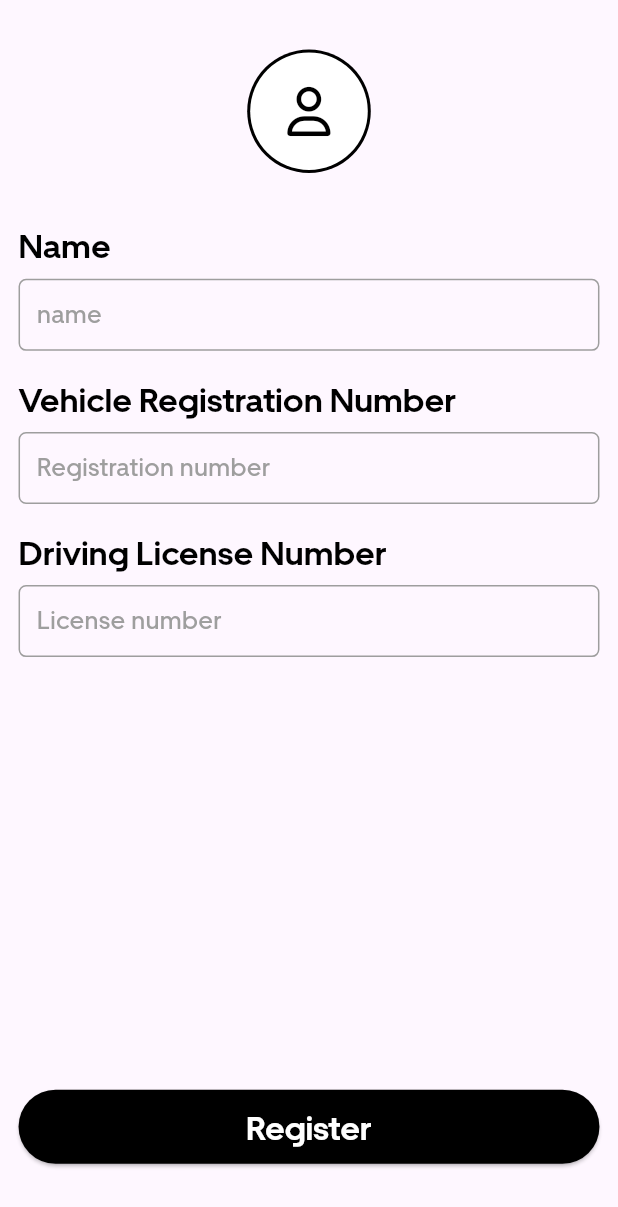
After one commit to DaylenMcCarron/quicknoms-driver, a Flutter app: the DriverRegistrationScreen screen opened directly, on a phone screen of 412 x 824 dp. The commit adds this screen. Shown: the top 1207 px of the screen. Run offline on Flutter 3.47's test engine with Material 3 defaults, Android fonts, the phone set to English and light mode, and no system bars; our stand-ins replace cloud_firestore, country_picker, firebase_auth, firebase_core, firebase_database, firebase_storage and 10 more; missing offline and left inert: flutter_swipe_button; accounts and stored records are empty; network calls fail.

Commit message:
add: registration

```diff
--- /dev/null
+++ b/lib/controller/provider/profileProvider/profileProvider.dart
@@ -0,0 +1,33 @@
+import 'dart:developer';
+import 'dart:io';
+
+import 'package:flutter/material.dart';
+import 'package:quicknomsdriver/controller/services/imageServices/imageServices.dart';
+import 'package:quicknomsdriver/model/driverModel/driverModel.dart';
+
+class ProfileProvider extends ChangeNotifier {
+  DeliveryPartnerModel? deliveryGuyProfile;
+  File? profileImage;
+  String? profileImageURL;
+  pickImageFromGallery(BuildContext context) async {
+    profileImage = await ImageServices.pickSingleImage(context: context);
+    notifyListeners();
+  }
+
+  uploadImageAndGetImageURL(BuildContext context) async {
+    List<String> url = await ImageServices.uploadImagesToFirebaseStorageNGetURL(
+      images: [profileImage!],
+      context: context,
+    );
+    if (url.isNotEmpty) {
+      profileImageURL = url[0];
+      log(profileImageURL!);
+    }
+    notifyListeners();
+  }
+
+  // getDeliveryGuyProfile() async {
+  //   deliveryGuyProfile = await ProfileServices.getDeliveryPartnerProfileData();
+  //   notifyListeners();
+  // }
+}
--- /dev/null
+++ b/lib/model/driverModel/driverModel.dart
@@ -0,0 +1,76 @@
+import 'dart:convert';
+
+// ignore_for_file: public_member_api_docs, sort_constructors_first
+class DeliveryPartnerModel {
+  String? name;
+  String? profilePicUrl;
+  String? mobileNumber;
+  String? driverID;
+  String? vehicleRegistrationNumber;
+  String? drivingLicenseNumber;
+  DateTime? registeredDateTime;
+  String? activeDeliveryRequestID;
+  String? driverStatus;
+  String? cloudMessagingToken;
+  DeliveryPartnerModel({
+    this.name,
+    this.profilePicUrl,
+    this.mobileNumber,
+    this.driverID,
+    this.vehicleRegistrationNumber,
+    this.drivingLicenseNumber,
+    this.registeredDateTime,
+    this.activeDeliveryRequestID,
+    this.driverStatus,
+    this.cloudMessagingToken,
+  });
+
+  Map<String, dynamic> toMap() {
+    return <String, dynamic>{
+      'name': name,
+      'profilePicUrl': profilePicUrl,
+      'mobileNumber': mobileNumber,
+      'driverID': driverID,
+      'vehicleRegistrationNumber': vehicleRegistrationNumber,
+      'drivingLicenseNumber': drivingLicenseNumber,
+      'registeredDateTime': registeredDateTime?.millisecondsSinceEpoch,
+      'activeDeliveryRequestID': activeDeliveryRequestID,
+      'driverStatus': driverStatus,
+      'cloudMessagingToken': cloudMessagingToken,
+    };
+  }
+
+  factory DeliveryPartnerModel.fromMap(Map<String, dynamic> map) {
+    return DeliveryPartnerModel(
+      name: map['name'] != null ? map['name'] as String : null,
+      profilePicUrl:
+          map['profilePicUrl'] != null ? map['profilePicUrl'] as String : null,
+      mobileNumber:
+          map['mobileNumber'] != null ? map['mobileNumber'] as String : null,
+      driverID: map['driverID'] != null ? map['driverID'] as String : null,
+      vehicleRegistrationNumber: map['vehicleRegistrationNumber'] != null
+          ? map['vehicleRegistrationNumber'] as String
+          : null,
+      drivingLicenseNumber: map['drivingLicenseNumber'] != null
+          ? map['drivingLicenseNumber'] as String
+          : null,
+      registeredDateTime: map['registeredDateTime'] != null
+          ? DateTime.fromMillisecondsSinceEpoch(
+              map['registeredDateTime'] as int)
+          : null,
+      activeDeliveryRequestID: map['activeDeliveryRequestID'] != null
+          ? map['activeDeliveryRequestID'] as String
+          : null,
+      driverStatus:
+          map['driverStatus'] != null ? map['driverStatus'] as String : null,
+      cloudMessagingToken: map['cloudMessagingToken'] != null
+          ? map['cloudMessagingToken'] as String
+          : null,
+    );
+  }
+
+  String toJson() => json.encode(toMap());
+
+  factory DeliveryPartnerModel.fromJson(String source) =>
+      DeliveryPartnerModel.fromMap(json.decode(source) as Map<String, dynamic>);
+}
--- /dev/null
+++ b/lib/view/driverRegistrationScreen/driverRegistrationScreen.dart
@@ -0,0 +1,132 @@
+// ignore_for_file: use_build_context_synchronously
+
+import 'package:flutter/material.dart';
+import 'package:font_awesome_flutter/font_awesome_flutter.dart';
+import 'package:provider/provider.dart';
+import 'package:quicknomsdriver/constants/constants.dart';
+import 'package:quicknomsdriver/controller/provider/profileProvider/profileProvider.dart';
+import 'package:quicknomsdriver/controller/services/profileServices/profileServices.dart';
+import 'package:quicknomsdriver/model/driverModel/driverModel.dart';
+import 'package:quicknomsdriver/utils/colors.dart';
+import 'package:quicknomsdriver/utils/textStyles.dart';
+import 'package:quicknomsdriver/widgets/commonElevatedButton.dart';
+import 'package:quicknomsdriver/widgets/commonTextField.dart';
+import 'package:sizer/sizer.dart';
+
+class DriverRegistrationScreen extends StatefulWidget {
+  const DriverRegistrationScreen({super.key});
+
+  @override
+  State<DriverRegistrationScreen> createState() =>
+      _DriverRegistrationScreenState();
+}
+
+class _DriverRegistrationScreenState extends State<DriverRegistrationScreen> {
+  TextEditingController nameController = TextEditingController();
+  TextEditingController vehicleRegistraitonNumberController =
+      TextEditingController();
+  TextEditingController drivingLicenseNumber = TextEditingController();
+  bool registerButtonPressed = false;
+  @override
+  Widget build(BuildContext context) {
+    return SafeArea(
+      child: Scaffold(
+        body: ListView(
+          padding: EdgeInsets.symmetric(horizontal: 3.w, vertical: 2.h),
+          children: [
+            SizedBox(
+              height: 2.h,
+            ),
+            Consumer<ProfileProvider>(
+                builder: (context, profileProvider, child) {
+              return InkWell(
+                onTap: () async {
+                  await context
+                      .read<ProfileProvider>()
+                      .pickImageFromGallery(context);
+                },
+                child: CircleAvatar(
+                  radius: 5.h,
+                  backgroundColor: black,
+                  child: CircleAvatar(
+                      backgroundColor: white,
+                      radius: 5.h - 2,
+                      backgroundImage: profileProvider.profileImage != null
+                          ? FileImage(profileProvider.profileImage!)
+                          : null,
+                      child: profileProvider.profileImage == null
+                          ? FaIcon(
+                              FontAwesomeIcons.user,
+                              size: 4.h,
+                              color: black,
+                            )
+                          : null),
+                ),
+              );
+            }),
+            SizedBox(
+              height: 4.h,
+            ),
+            CommonTextfield(
+              controller: nameController,
+              title: 'Name',
+              hintText: 'name',
+              keyboardType: TextInputType.name,
+            ),
+            SizedBox(
+              height: 2.h,
+            ),
+            CommonTextfield(
+              controller: vehicleRegistraitonNumberController,
+              title: 'Vehicle Registration Number',
+              hintText: 'Registration number',
+              keyboardType: TextInputType.name,
+            ),
+            SizedBox(
+              height: 2.h,
+            ),
+            CommonTextfield(
+              controller: drivingLicenseNumber,
+              title: 'Driving License Number',
+              hintText: 'License number',
+              keyboardType: TextInputType.name,
+            ),
+            SizedBox(
+              height: 35.h,
+            ),
+            CommonElevatedButton(
+                onPressed: () async {
+                  setState(() {
+                    registerButtonPressed = true;
+                  });
+                  await context
+                      .read<ProfileProvider>()
+                      .uploadImageAndGetImageURL(context);
+                  DeliveryPartnerModel driverData = DeliveryPartnerModel(
+                    name: nameController.text.trim(),
+                    profilePicUrl:
+                        context.read<ProfileProvider>().profileImageURL,
+                    mobileNumber: auth.currentUser!.phoneNumber,
+                    driverID: auth.currentUser!.uid,
+                    vehicleRegistrationNumber:
+                        vehicleRegistraitonNumberController.text.trim(),
+                    drivingLicenseNumber: drivingLicenseNumber.text.trim(),
+                    registeredDateTime: DateTime.now(),
+                  );
+                  ProfileServices.registerDriver(driverData, context);
+                },
+                color: black,
+                child: registerButtonPressed
+                    ? CircularProgressIndicator(
+                        color: white,
+                      )
+                    : Text(
+                        'Register',
+                        style: AppTextStyles.body16Bold.copyWith(color: white),
+                      ))
+          ],
+        ),
+      ),
+    );
+  }
+}
--- /dev/null
+++ b/lib/widgets/commonElevatedButton.dart
@@ -0,0 +1,28 @@
+import 'package:flutter/material.dart';
+import 'package:sizer/sizer.dart';
+
+class CommonElevatedButton extends StatelessWidget {
+  const CommonElevatedButton({
+    super.key,
+    required this.child,
+    required this.onPressed,
+    required this.color,
+  });
+  final Widget child;
+  final VoidCallback onPressed;
+  final Color color;
+
+  @override
+  Widget build(BuildContext context) {
+    return ElevatedButton(
+        onPressed: onPressed,
+        style: ElevatedButton.styleFrom(
+          backgroundColor: color,
+          minimumSize: Size(
+            90.w,
+            6.h,
+          ),
+        ),
+        child: child);
+  }
+}
--- /dev/null
+++ b/lib/widgets/commonTextField.dart
@@ -0,0 +1,72 @@
+import 'package:flutter/material.dart';
+import 'package:quicknomsdriver/utils/colors.dart';
+import 'package:quicknomsdriver/utils/textStyles.dart';
+import 'package:sizer/sizer.dart';
+
+class CommonTextfield extends StatelessWidget {
+  const CommonTextfield(
+      {super.key,
+      required this.controller,
+      required this.title,
+      required this.hintText,
+      required this.keyboardType,
+      this.onTap});
+  final TextEditingController controller;
+  final String title;
+  final String hintText;
+  final TextInputType keyboardType;
+  final VoidCallback? onTap;
+
+  @override
+  Widget build(BuildContext context) {
+    return Column(
+      crossAxisAlignment: CrossAxisAlignment.start,
+      mainAxisSize: MainAxisSize.min,
+      children: [
+        Text(
+          title,
+          style: AppTextStyles.body16Bold,
+        ),
+        SizedBox(
+          height: 0.8.h,
+        ),
+        TextField(
+          onTap: onTap,
+          controller: controller,
+          cursorColor: black,
+          style: AppTextStyles.textFieldTextStyle,
+          keyboardType: keyboardType,
+          decoration: InputDecoration(
+            contentPadding: EdgeInsets.symmetric(vertical: 0, horizontal: 2.w),
+            hintText: hintText,
+            hintStyle: AppTextStyles.textFieldHintTextStyle,
+            border: OutlineInputBorder(
+              borderRadius: BorderRadius.circular(5),
+              borderSide: BorderSide(
+                color: grey,
+              ),
+            ),
+            focusedBorder: OutlineInputBorder(
+              borderRadius: BorderRadius.circular(5),
+              borderSide: BorderSide(
+                color: black,
+              ),
+            ),
+            disabledBorder: OutlineInputBorder(
+              borderRadius: BorderRadius.circular(5),
+              borderSide: BorderSide(
+                color: grey,
+              ),
+            ),
+            enabledBorder: OutlineInputBorder(
+              borderRadius: BorderRadius.circular(5),
+              borderSide: BorderSide(
+                color: grey,
+              ),
+            ),
+          ),
+        )
+      ],
+    );
+  }
+}
--- a/pubspec.yaml
+++ b/pubspec.yaml
@@ -48,7 +48,7 @@ dependencies:
   carousel_slider: ^4.2.1
   flutter_styled_toast: ^2.2.1
   google_maps_flutter: ^2.3.0
-  firebase_database: ^10.4.0
+  firebase_database: ^10.4.11
   flutter_swipe_button: ^2.1.1+1
   firebase_messaging: ^14.7.10
   just_audio: ^0.9.36
```
Also changed, not shown: lib/controller/services/authServices/mobileAuthServices.dart (+13 -12 lines), lib/controller/services/imageServices/imageServices.dart (added, +43 -0 lines), lib/controller/services/profileServices/profileServices.dart (added, +77 -0 lines), lib/main.dart (+6 -3 lines), lib/widgets/toastService.dart (added, +56 -0 lines).
